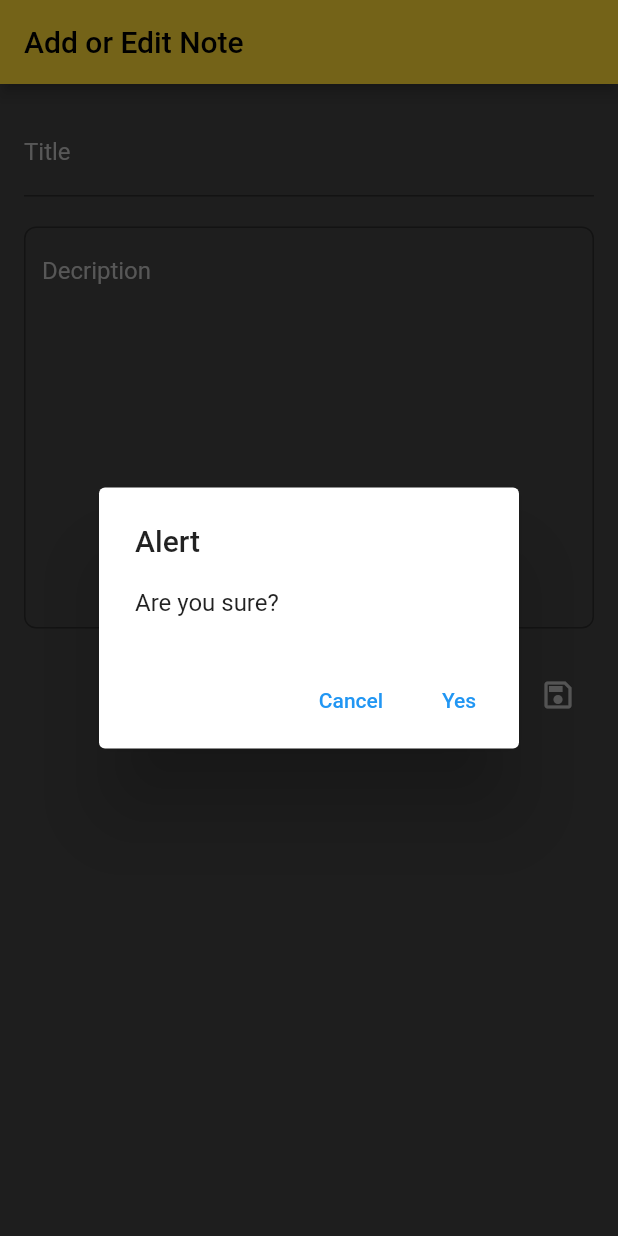
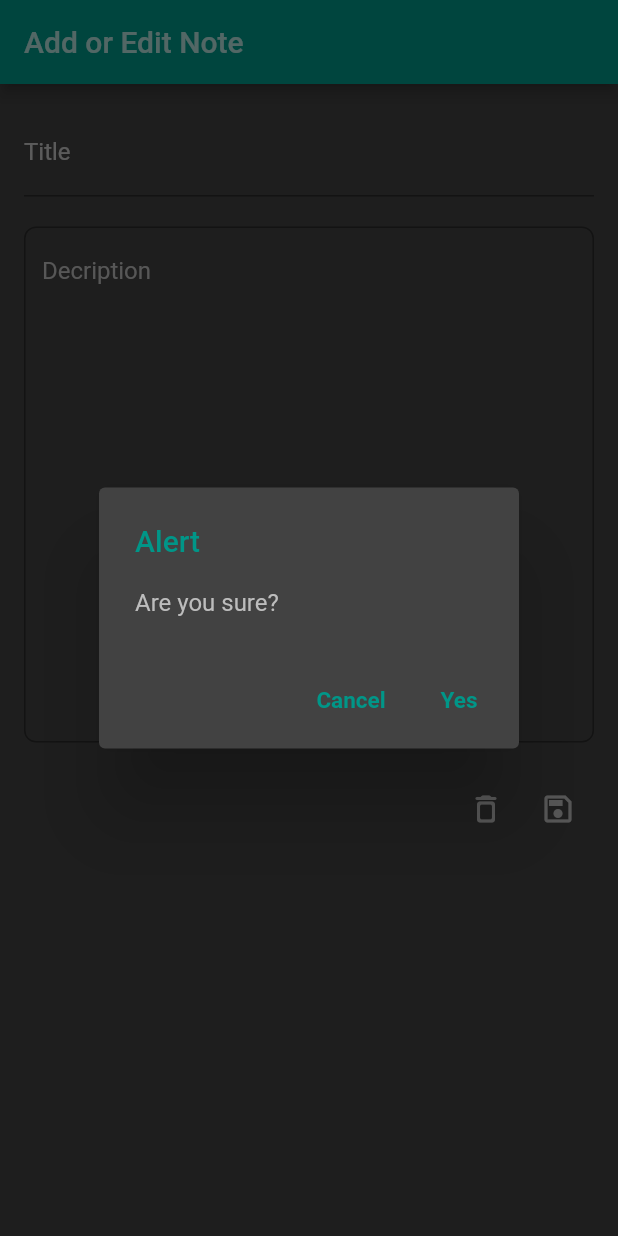
Before and after one commit to Aerglo/Notepad, a Flutter app: the UpdateNote screen opened directly, after a tap on the "delete outline" icon, on a phone screen of 412 x 824 dp. Run offline on Flutter 3.47's test engine with Material 2 defaults, Android fonts, the phone set to English and light mode, and no system bars; our stand-ins replace sqflite; accounts and stored records are empty.

Commit message:
scroll bug fixed and theme changed from indigo to teal

```diff
--- a/lib/pages/view.dart
+++ b/lib/pages/view.dart
@@ -72,13 +72,14 @@ class _UpdateNoteState extends State<UpdateNote> {
         title: const Text(
           'Add or Edit Note',
           style: TextStyle(
-            color: Colors.black,
+            color: Colors.white70,
           ),
         ),
-        backgroundColor: Colors.yellow.shade600,
+        backgroundColor: Colors.teal.shade500,
         automaticallyImplyLeading: false,
       ),
-      body: isEditing || temp
+      body: SingleChildScrollView(
+        child: isEditing || temp
             ? Form(
                 key: _formkey,
                 child: Padding(
@@ -88,14 +89,14 @@ class _UpdateNoteState extends State<UpdateNote> {
                       children: <Widget>[
                         TextFormField(
                           initialValue: title,
-                        style: TextStyle(
-                          color: Colors.grey.shade400,
+                          style: const TextStyle(
+                            color: Colors.white70,
                           ),
-                        decoration: InputDecoration(
+                          decoration: const InputDecoration(
                             label: Text(
                               'Title',
                               style: TextStyle(
-                              color: Colors.grey.shade400,
+                                color: Colors.white70,
                               ),
                             ),
                           ),
@@ -127,7 +128,7 @@ class _UpdateNoteState extends State<UpdateNote> {
                               style: TextStyle(color: Colors.grey.shade400),
                             ),
                           ),
-                        maxLines: 12,
+                          maxLines: 16,
                           validator: (description) =>
                               description != null && description.isEmpty
                                   ? 'Desciption should not be empty'
@@ -148,14 +149,32 @@ class _UpdateNoteState extends State<UpdateNote> {
                                   context: context,
                                   builder: (context) {
                                     return AlertDialog(
-                                    title: const Text('Alert'),
-                                    content: const Text('Are you sure? '),
+                                      backgroundColor: Colors.grey.shade800,
+                                      title: Text(
+                                        'Alert',
+                                        style: TextStyle(
+                                          color: Colors.teal.shade500,
+                                        ),
+                                      ),
+                                      content: Text(
+                                        'Are you sure?',
+                                        style: TextStyle(
+                                          color: Colors.grey.shade400,
+                                        ),
+                                      ),
                                       actions: [
                                         TextButton(
                                           onPressed: () {
                                             Navigator.pop(context);
                                           },
-                                        child: const Text('Cancel'),
+                                          child: Text(
+                                            'Cancel',
+                                            style: TextStyle(
+                                              color: Colors.teal.shade500,
+                                              fontSize: 15,
+                                              fontWeight: FontWeight.bold,
+                                            ),
+                                          ),
                                         ),
                                         TextButton(
                                           onPressed: () {
@@ -163,7 +182,14 @@ class _UpdateNoteState extends State<UpdateNote> {
                                             Navigator.pop(context);
                                             Navigator.pop(context);
                                           },
-                                        child: const Text('Yes'),
+                                          child: Text(
+                                            'Yes',
+                                            style: TextStyle(
+                                              color: Colors.teal.shade500,
+                                              fontSize: 15,
+                                              fontWeight: FontWeight.bold,
+                                            ),
+                                          ),
                                         ),
                                       ],
                                     );
@@ -177,7 +203,8 @@ class _UpdateNoteState extends State<UpdateNote> {
                             ),
                             IconButton(
                               onPressed: () async {
-                              bool isValid = _formkey.currentState!.validate();
+                                bool isValid =
+                                    _formkey.currentState!.validate();
                                 if (isValid) {
                                   addOrUpdateNote();
                                   Navigator.pop(context);
@@ -206,7 +233,8 @@ class _UpdateNoteState extends State<UpdateNote> {
                   ),
                 ),
               )
-          : Padding(
+            : SingleChildScrollView(
+                child: Padding(
                   padding: const EdgeInsets.fromLTRB(16.0, 32.0, 16.0, 16.0),
                   child: Column(
                     crossAxisAlignment: CrossAxisAlignment.start,
@@ -223,7 +251,7 @@ class _UpdateNoteState extends State<UpdateNote> {
                         height: 40,
                         child: Center(
                           child: Divider(
-                        color: Colors.grey.shade400,
+                            color: Colors.teal.shade500,
                             thickness: 2,
                           ),
                         ),
@@ -249,7 +277,7 @@ class _UpdateNoteState extends State<UpdateNote> {
                                     title: Text(
                                       'Alert',
                                       style: TextStyle(
-                                    color: Colors.yellow.shade600,
+                                        color: Colors.teal.shade500,
                                       ),
                                     ),
                                     content: Text(
@@ -266,7 +294,7 @@ class _UpdateNoteState extends State<UpdateNote> {
                                         child: Text(
                                           'Cancel',
                                           style: TextStyle(
-                                        color: Colors.yellow.shade600,
+                                            color: Colors.teal.shade500,
                                             fontSize: 15,
                                             fontWeight: FontWeight.bold,
                                           ),
@@ -281,7 +309,7 @@ class _UpdateNoteState extends State<UpdateNote> {
                                         child: Text(
                                           'Yes',
                                           style: TextStyle(
-                                        color: Colors.yellow.shade600,
+                                            color: Colors.teal.shade500,
                                             fontSize: 15,
                                             fontWeight: FontWeight.bold,
                                           ),
@@ -313,6 +341,8 @@ class _UpdateNoteState extends State<UpdateNote> {
                     ],
                   ),
                 ),
+              ),
+      ),
     );
   }
 }
```
Also changed, not shown: lib/main.dart (+7 -7 lines), pubspec.lock. Lines whose indentation alone changed are shown as unchanged.
